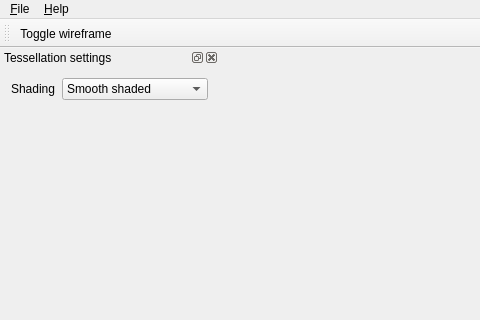
First picture: the form in ui/mainwindow.ui, repository KlaasYK/cadrender, before the edit; both pictures show x 0 to 480 and y 0 to 320 of the 1280 by 720 pixel window.
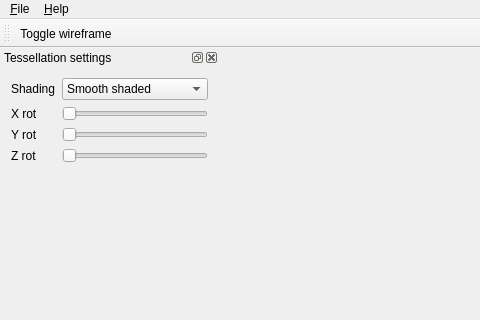
Second picture: the form after the edit. Icons and pictures are not drawn. Custom widgets are drawn as their Qt base class.

Patch:
```diff
--- a/ui/mainwindow.ui
+++ b/ui/mainwindow.ui
@@ -87,6 +87,57 @@
        </item>
       </widget>
      </item>
+     <item row="1" column="1">
+      <widget class="QSlider" name="xSlider">
+       <property name="maximum">
+        <number>360</number>
+       </property>
+       <property name="orientation">
+        <enum>Qt::Horizontal</enum>
+       </property>
+      </widget>
+     </item>
+     <item row="2" column="1">
+      <widget class="QSlider" name="ySlider">
+       <property name="maximum">
+        <number>360</number>
+       </property>
+       <property name="orientation">
+        <enum>Qt::Horizontal</enum>
+       </property>
+      </widget>
+     </item>
+     <item row="3" column="1">
+      <widget class="QSlider" name="zSlider">
+       <property name="maximum">
+        <number>360</number>
+       </property>
+       <property name="orientation">
+        <enum>Qt::Horizontal</enum>
+       </property>
+      </widget>
+     </item>
+     <item row="1" column="0">
+      <widget class="QLabel" name="xLbl">
+       <property name="text">
+        <string>X rot</string>
+       </property>
+      </widget>
+     </item>
+     <item row="2" column="0">
+      <widget class="QLabel" name="yLbl">
+       <property name="text">
+        <string>Y rot</string>
+       </property>
+      </widget>
+     </item>
+     <item row="3" column="0">
+      <widget class="QLabel" name="zLbl">
+       <property name="text">
+        <string>Z rot</string>
+       </property>
+      </widget>
+     </item>
     </layout>
    </widget>
   </widget>
```
Left out of the diff: 2 changed lines with no effect on the pictures.
